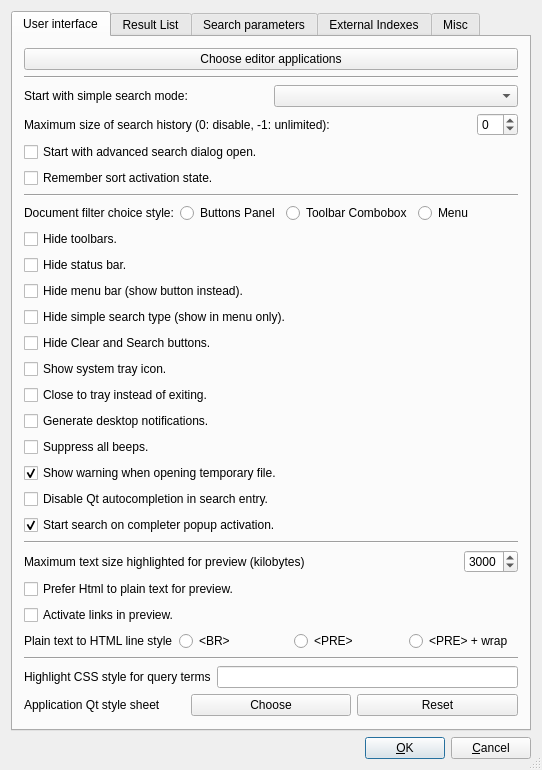
This is src/qtgui/uiprefs.ui in alberti42/recoll-macos as Qt 5 draws it before an edit. The edited form follows.
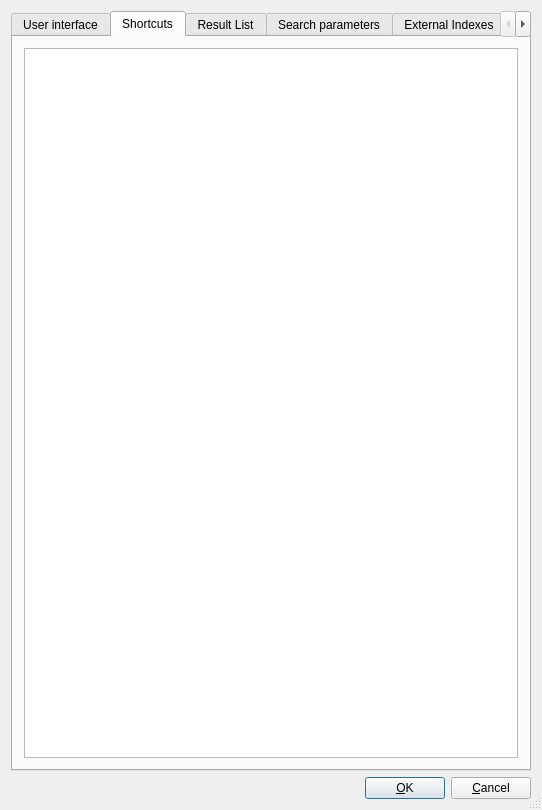
This is the edited form.

Patch:
```diff
--- a/src/qtgui/uiprefs.ui
+++ b/src/qtgui/uiprefs.ui
@@ -7,7 +7,7 @@
     <x>0</x>
     <y>0</y>
     <width>542</width>
-    <height>641</height>
+    <height>810</height>
    </rect>
   </property>
   <property name="windowTitle">
@@ -20,7 +20,7 @@
    <item>
     <widget class="QTabWidget" name="tabWidget">
      <property name="currentIndex">
-      <number>0</number>
+      <number>1</number>
      </property>
      <widget class="QWidget" name="tab">
       <attribute name="title">
@@ -482,16 +482,16 @@
          </property>
         </spacer>
        </item>
-
-
-
-
-
-
-
-
-
-
+      </layout>
+     </widget>
+     <widget class="QWidget" name="sctab">
+      <attribute name="title">
+       <string>Shortcuts</string>
+      </attribute>
+      <layout class="QVBoxLayout" name="verticalLayout">
+       <item>
+        <widget class="QTableWidget" name="shortcutsTB"/>
+       </item>
       </layout>
      </widget>
      <widget class="QWidget" name="tab_2">
```
Left out of the diff: 5 changed lines with no effect on the pictures.
